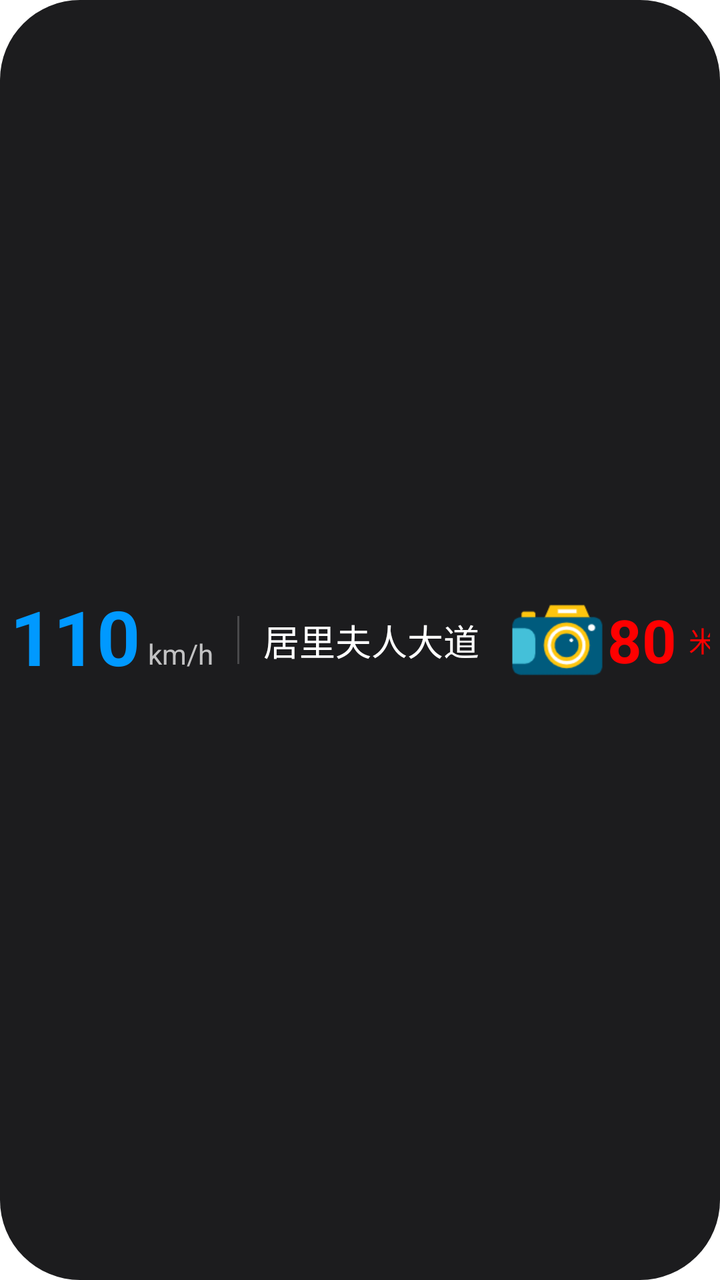
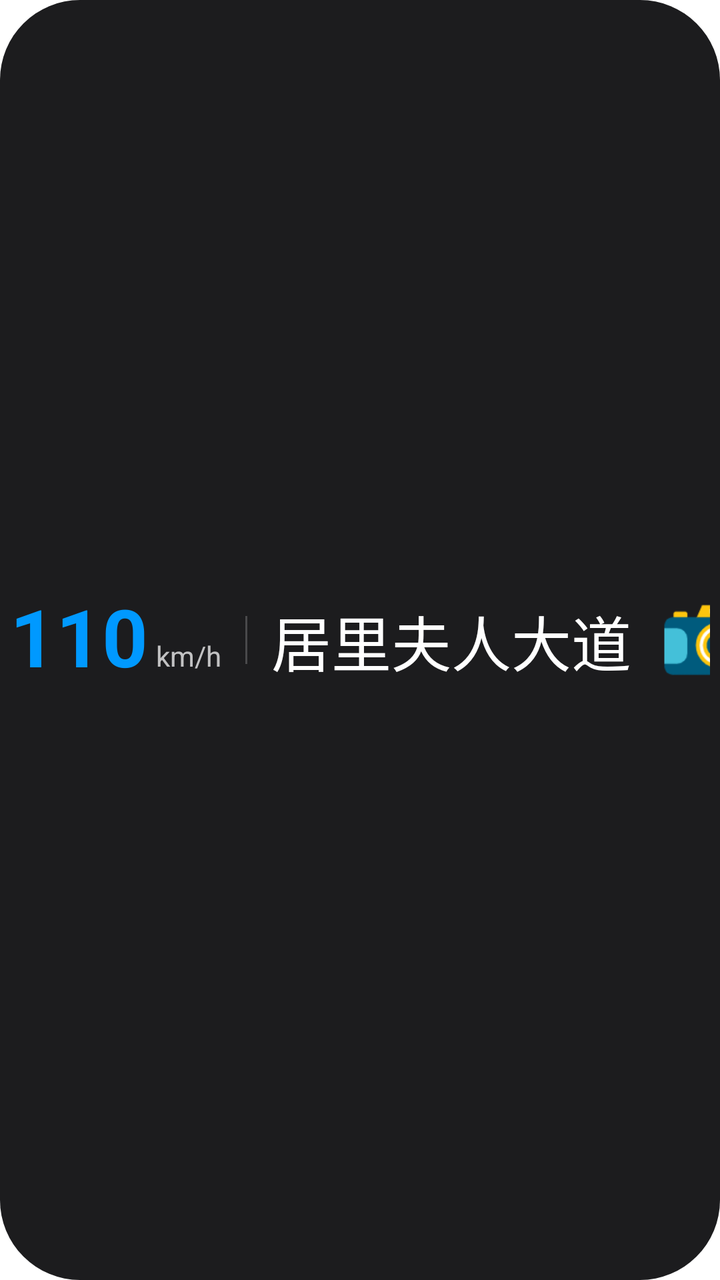

Before-and-after screenshots of an Android layout around one commit, followed by the original layout XML and the change that was made.
<!-- AndroidManifest.xml: application theme Theme.AutoMap -->
<!-- res/layout/layout_floating_cruise.xml -->
<?xml version="1.0" encoding="utf-8"?>
<androidx.constraintlayout.widget.ConstraintLayout xmlns:android="http://schemas.android.com/apk/res/android"
    xmlns:app="http://schemas.android.com/apk/res-auto"
    xmlns:tools="http://schemas.android.com/tools"
    android:layout_width="wrap_content"
    android:layout_height="wrap_content"
    android:background="@drawable/bg_main_navigation_box"
    android:minWidth="180dp"
    android:padding="5dp">

    <TextView
        android:id="@+id/tv_cruise_speed"
        android:layout_width="wrap_content"
        android:layout_height="wrap_content"
        android:includeFontPadding="false"
        android:text="110"
        android:textColor="#0099ff"
        android:textSize="38sp"
        android:textStyle="bold"
        app:layout_constraintStart_toStartOf="parent"
        app:layout_constraintTop_toTopOf="parent"
        app:layout_constraintBottom_toBottomOf="parent" />

    <TextView
        android:id="@+id/tv_cruise_unit"
        android:layout_width="wrap_content"
        android:layout_height="wrap_content"
        android:layout_marginStart="4dp"
        android:layout_marginBottom="6dp"
        android:text="km/h"
        android:textColor="#BBFFFFFF"
        android:textSize="14sp"
        app:layout_constraintBottom_toBottomOf="@+id/tv_cruise_speed"
        app:layout_constraintStart_toEndOf="@+id/tv_cruise_speed" />

    <View
        android:id="@+id/cruise_divider"
        android:layout_width="1dp"
        android:layout_height="24dp"
        android:layout_marginStart="12dp"
        android:background="#33FFFFFF"
        app:layout_constraintBottom_toBottomOf="parent"
        app:layout_constraintStart_toEndOf="@+id/tv_cruise_unit"
        app:layout_constraintTop_toTopOf="parent" />

    <TextView
        android:id="@+id/tv_cruise_road_name"
        android:layout_width="wrap_content"
        android:layout_height="wrap_content"
        android:layout_marginStart="12dp"
        android:ellipsize="end"
        android:maxLines="1"
        android:maxWidth="120dp"
        android:text="居里夫人大道"
        android:textColor="#FFFFFF"
        android:textSize="18sp"
        app:layout_constraintBottom_toBottomOf="parent"
        app:layout_constraintStart_toEndOf="@+id/cruise_divider"
        app:layout_constraintTop_toTopOf="parent"
        tools:ignore="HardcodedText" />

    <TextView
        android:gravity="center_vertical"
        android:id="@+id/tv_camera_warning"
        android:layout_width="wrap_content"
        android:layout_height="wrap_content"
        android:layout_marginStart="8dp"
        android:paddingHorizontal="6dp"
        android:paddingVertical="2dp"
        android:drawableLeft="@mipmap/camera"
        android:text="80"
        android:textColor="#f00"
        android:textSize="30sp"
        android:textStyle="bold"
        android:visibility="visible"
        app:layout_constraintBottom_toBottomOf="parent"
        app:layout_constraintStart_toEndOf="@+id/tv_cruise_road_name"
        app:layout_constraintTop_toTopOf="parent" />

    <TextView
        android:id="@+id/tv_camera_desc"
        android:textColor="#f00"
        android:layout_width="wrap_content"
        android:layout_height="wrap_content"
        app:layout_constraintStart_toEndOf="@+id/tv_camera_warning"
        app:layout_constraintTop_toTopOf="parent"
        app:layout_constraintBottom_toBottomOf="parent"
        android:text="米有摄像头"/>
</androidx.constraintlayout.widget.ConstraintLayout>
<!-- resources referenced by this layout -->
<resources>
  <!-- drawable bg_main_navigation_box (drawable) -->
  <?xml version="1.0" encoding="utf-8"?>
  <shape xmlns:android="http://schemas.android.com/apk/res/android">
      <solid android:color="#1C1C1E" />
  
      <corners android:radius="40dp" />
  
  
  </shape>
  <!-- mipmap camera: png bitmap (mipmap-xhdpi, 4626 bytes) -->
  <style name="Theme.AutoMap" parent="Theme.MaterialComponents.DayNight.DarkActionBar">
          
          <item name="colorPrimary">@color/purple_500</item>
          <item name="colorPrimaryVariant">@color/purple_700</item>
          <item name="colorOnPrimary">@color/white</item>
          
          <item name="colorSecondary">@color/teal_200</item>
          <item name="colorSecondaryVariant">@color/teal_700</item>
          <item name="colorOnSecondary">@color/black</item>
          
          <item name="android:statusBarColor">?attr/colorPrimaryVariant</item>
          
      </style>
  <color name="purple_500">#FF6200EE</color>
  <color name="purple_700">#FF3700B3</color>
  <color name="white">#FFFFFFFF</color>
  <color name="teal_200">#FF03DAC5</color>
  <color name="teal_700">#FF018786</color>
  <color name="black">#FF000000</color>
</resources>

<!-- the commit's change to res/layout/layout_floating_cruise.xml (unified diff, before → after) -->
@@ -15,7 +15,7 @@
         android:includeFontPadding="false"
         android:text="110"
         android:textColor="#0099ff"
-        android:textSize="38sp"
+        android:textSize="40sp"
         android:textStyle="bold"
         app:layout_constraintStart_toStartOf="parent"
         app:layout_constraintTop_toTopOf="parent"
@@ -50,14 +50,13 @@
         android:layout_marginStart="12dp"
         android:ellipsize="end"
         android:maxLines="1"
-        android:maxWidth="120dp"
+        android:maxWidth="200dp"
         android:text="居里夫人大道"
         android:textColor="#FFFFFF"
-        android:textSize="18sp"
+        android:textSize="30sp"
         app:layout_constraintBottom_toBottomOf="parent"
         app:layout_constraintStart_toEndOf="@+id/cruise_divider"
-        app:layout_constraintTop_toTopOf="parent"
-        tools:ignore="HardcodedText" />
+        app:layout_constraintTop_toTopOf="parent" />
 
     <TextView
         android:gravity="center_vertical"
